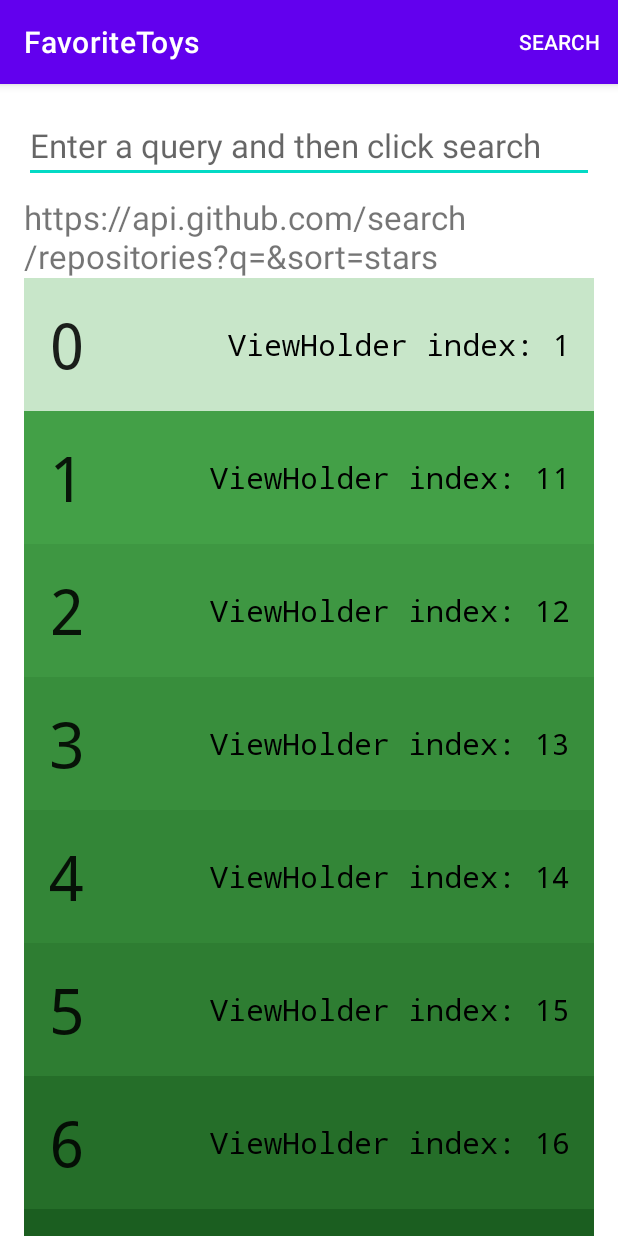
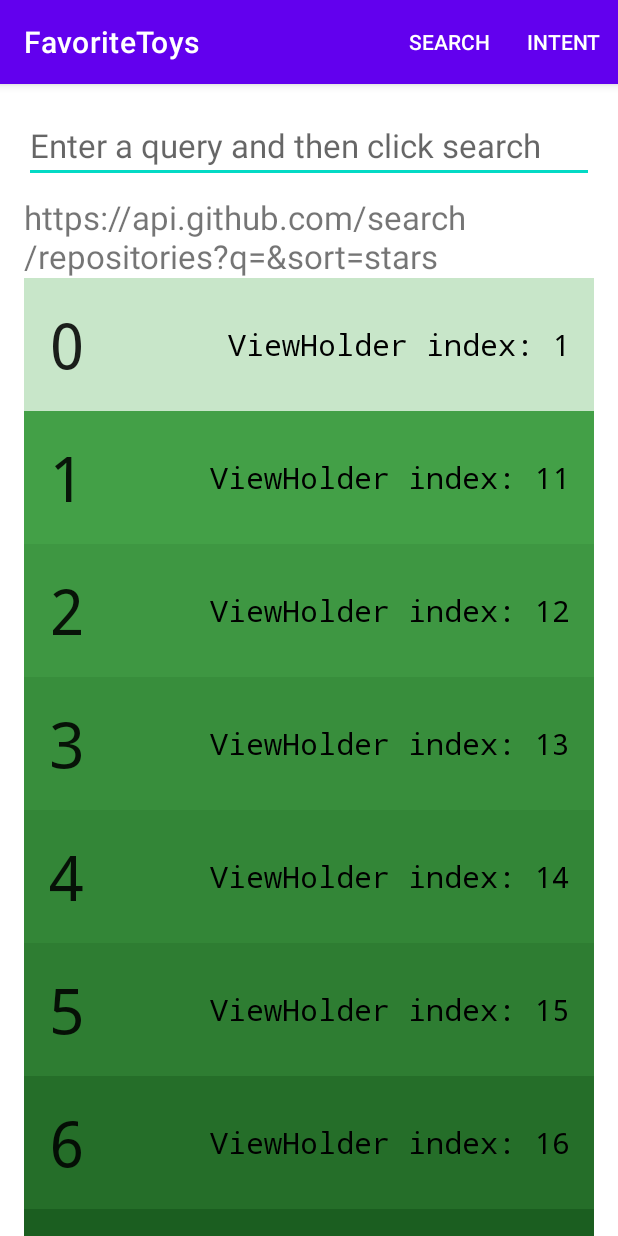
Before and after one commit to MathewLC/Favorite-Toys, an Android app: the screen it shows after launch (MainActivity), after a tap on "SEARCH", on a phone screen of 412 x 824 dp. Run offline under Robolectric (Android 15) with nearby library versions, the phone set to English and light mode, and no system bars.

Commit message:
Lesson 04 B Exercise 01

```diff
--- a/app/src/main/AndroidManifest.xml
+++ b/app/src/main/AndroidManifest.xml
@@ -11,6 +11,9 @@
         android:roundIcon="@mipmap/ic_launcher_round"
         android:supportsRtl="true"
         android:theme="@style/Theme.FavoriteToys">
+        <activity
+            android:name=".IntentActivity"
+            android:exported="true" />
         <activity
             android:name=".ChildActivity"
             android:exported="true" />
--- a/app/src/main/java/com/example/favoritetoys/MainActivity.kt
+++ b/app/src/main/java/com/example/favoritetoys/MainActivity.kt
@@ -13,12 +13,12 @@ import android.widget.ProgressBar
 import android.widget.TextView
 import android.widget.Toast
 import androidx.transition.Visibility
-import com.example.favoritetoys.R.id.action_search
 import com.example.favoritetoys.utilities.NetworkUtils
 import java.io.IOException
 import java.net.URL
 import androidx.recyclerview.widget.RecyclerView
 import androidx.recyclerview.widget.LinearLayoutManager
+import com.example.favoritetoys.R.id.*
 
 
 class MainActivity : AppCompatActivity(), GreenAdapter.ListItemClickListener {
@@ -124,10 +124,17 @@ class MainActivity : AppCompatActivity(), GreenAdapter.ListItemClickListener {
 
     override fun onOptionsItemSelected(item: MenuItem): Boolean {
         val id = item.itemId
-        if (id == action_search) {
-            makeGithubSearchQuery()
-            return true
+        when (id) {
+            action_search -> {
+                makeGithubSearchQuery()
+                return true
+            }
+            action_intent -> {
+                val intent = Intent(this,IntentActivity::class.java)
+                startActivity(intent)
+            }
         }
+
         return super.onOptionsItemSelected(item)
     }
 
@@ -151,8 +158,3 @@ class MainActivity : AppCompatActivity(), GreenAdapter.ListItemClickListener {
 
 
 }
-
-
-// Do steps 6 & 7 in ChildActivity.java
-// TODO (6) Create a TextView field to display your message
-// TODO (7) Get a reference to your TextView in Java
--- a/app/src/main/res/menu/main.xml
+++ b/app/src/main/res/menu/main.xml
@@ -6,4 +6,10 @@
         android:orderInCategory="1"
         app:showAsAction="ifRoom"
         android:id="@+id/action_search" />
+
+    <item
+        android:title="Intent"
+        android:orderInCategory="2"
+        app:showAsAction="ifRoom"
+        android:id="@+id/action_intent" />
 </menu>
```
Also changed, not shown: app/src/main/java/com/example/favoritetoys/IntentActivity.kt (added, +71 -0 lines), app/src/main/res/layout/activity_intent.xml (added, +40 -0 lines).
